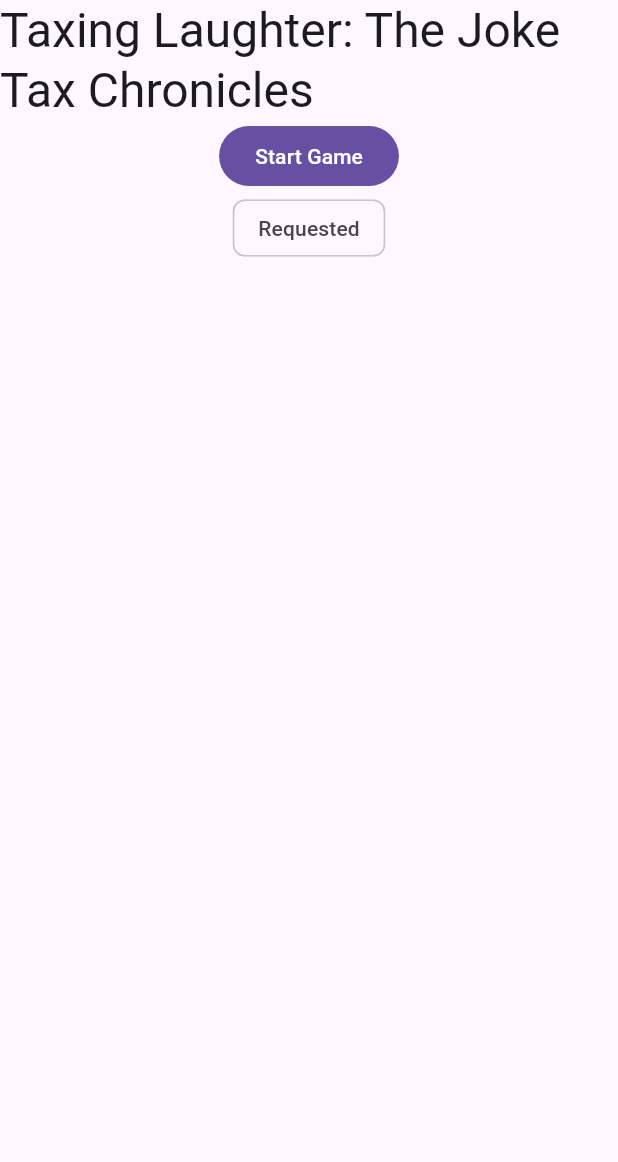
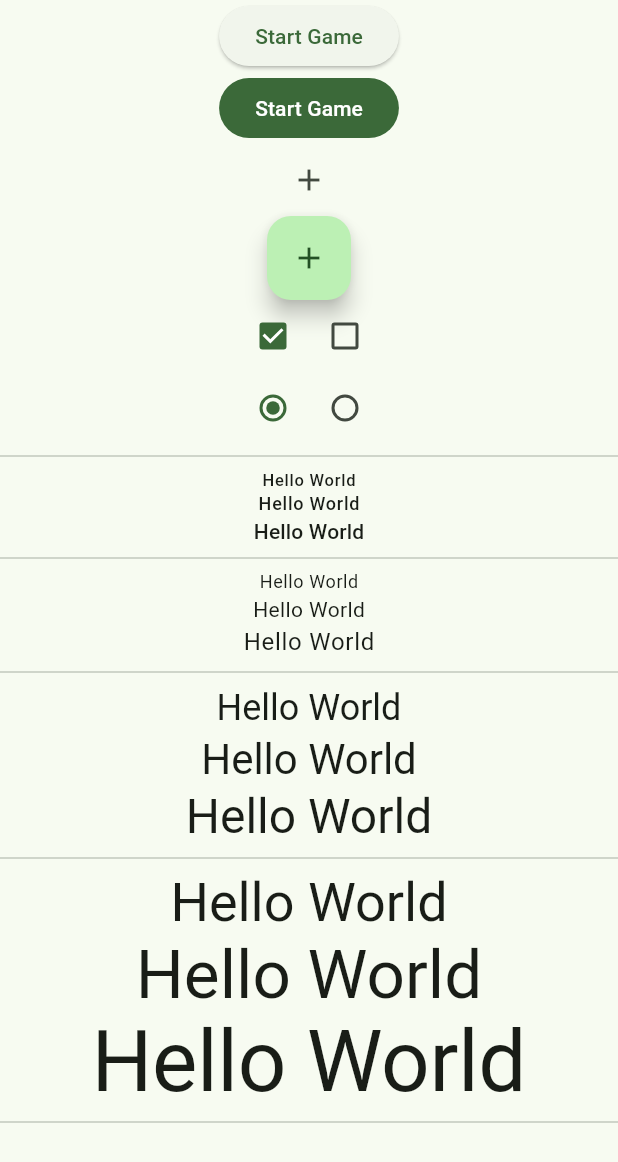
Before and after one commit to imkishansinh/goods_cntrl, a Flutter app: the screen it shows after launch, after a tap on "Start Game", on a phone screen of 412 x 824 dp. Shown: the top 1162 px of the screen. Run offline on Flutter 3.47's test engine with Material 3 defaults, Android fonts, the phone set to English and light mode, and no system bars; our stand-ins replace flutter_dotenv, go_router.

```diff
--- /dev/null
+++ b/lib/components_page.dart
@@ -0,0 +1,84 @@
+import 'package:flutter/material.dart';
+
+class ComponentsPage extends StatelessWidget {
+  const ComponentsPage({super.key});
+
+  @override
+  Widget build(BuildContext context) {
+    return Scaffold(
+      body: SafeArea(
+        child: SingleChildScrollView(
+          child: Column(
+            children: [
+              ElevatedButton(onPressed: () {}, child: const Text('Start Game')),
+              FilledButton(
+                onPressed: () {},
+                child: const Text('Start Game'),
+              ),
+              IconButton(onPressed: () {}, icon: const Icon(Icons.add)),
+              FloatingActionButton(
+                onPressed: () {},
+                child: const Icon(Icons.add),
+              ),
+              Row(
+                mainAxisAlignment: MainAxisAlignment.center,
+                children: [
+                  Checkbox(
+                    value: true,
+                    onChanged: (newValue) {},
+                  ),
+                  Checkbox(
+                    value: false,
+                    onChanged: (newValue) {},
+                  ),
+                ],
+              ),
+              Row(
+                mainAxisAlignment: MainAxisAlignment.center,
+                children: [
+                  Radio(
+                    value: true,
+                    groupValue: true,
+                    onChanged: (newValue) {},
+                  ),
+                  Radio(
+                    value: false,
+                    groupValue: true,
+                    onChanged: (newValue) {},
+                  ),
+                ],
+              ),
+              const Divider(),
+              Text('Hello World',
+                  style: Theme.of(context).textTheme.labelSmall),
+              Text('Hello World',
+                  style: Theme.of(context).textTheme.labelMedium),
+              Text('Hello World',
+                  style: Theme.of(context).textTheme.labelLarge),
+              const Divider(),
+              Text('Hello World', style: Theme.of(context).textTheme.bodySmall),
+              Text('Hello World',
+                  style: Theme.of(context).textTheme.bodyMedium),
+              Text('Hello World', style: Theme.of(context).textTheme.bodyLarge),
+              const Divider(),
+              Text('Hello World',
+                  style: Theme.of(context).textTheme.headlineSmall),
+              Text('Hello World',
+                  style: Theme.of(context).textTheme.headlineMedium),
+              Text('Hello World',
+                  style: Theme.of(context).textTheme.headlineLarge),
+              const Divider(),
+              Text('Hello World',
+                  style: Theme.of(context).textTheme.displaySmall),
+              Text('Hello World',
+                  style: Theme.of(context).textTheme.displayMedium),
+              Text('Hello World',
+                  style: Theme.of(context).textTheme.displayLarge),
+              const Divider(),
+            ],
+          ),
+        ),
+      ),
+    );
+  }
+}
--- /dev/null
+++ b/lib/go_router.dart
@@ -0,0 +1,12 @@
+import 'package:go_router/go_router.dart';
+
+import 'components_page.dart';
+
+final goRouter = GoRouter(
+  routes: [
+    GoRoute(
+      path: '/',
+      builder: (_, __) => const ComponentsPage(),
+    ),
+  ],
+);
--- /dev/null
+++ b/lib/injection/get_it_injection.dart
@@ -0,0 +1,3 @@
+void setupDependencyInjection() {
+  // Register your dependencies here
+}
--- a/lib/main.dart
+++ b/lib/main.dart
@@ -1,8 +1,15 @@
 import 'package:flutter/material.dart';
+import 'package:flutter_dotenv/flutter_dotenv.dart';
+import 'package:goods_cntrl/go_router.dart';
 
-import 'my_app.dart';
+import 'injection/get_it_injection.dart';
 
-void main() {
+Future<void> main() async {
+  // Load environment variables
+  await dotenv.load(fileName: '.env');
+  // Setup dependency injection
+  setupDependencyInjection();
+
   runApp(const MainApp());
 }
 
@@ -11,12 +18,13 @@ class MainApp extends StatelessWidget {
 
   @override
   Widget build(BuildContext context) {
-    return MaterialApp(
+    return MaterialApp.router(
+      routerConfig: goRouter,
       theme: ThemeData(
         useMaterial3: true,
+        colorSchemeSeed: Colors.green,
       ),
       debugShowCheckedModeBanner: false,
-      home: const MyApp(),
     );
   }
 }
--- a/lib/my_app.dart
+++ /dev/null
@@ -1,29 +0,0 @@
-import 'package:flutter/material.dart';
-
-class MyApp extends StatelessWidget {
-  const MyApp({super.key});
-
-  @override
-  Widget build(BuildContext context) {
-    return Scaffold(
-      body: SafeArea(
-        child: Column(
-          children: [
-            Text(
-              'Taxing Laughter: The Joke Tax Chronicles',
-              style: Theme.of(context).textTheme.headlineLarge,
-            ),
-            FilledButton(
-              onPressed: () {},
-              child: const Text('Start Game'),
-            ),
-            FilterChip(
-              label: const Text('Requested'),
-              onSelected: (flag) {},
-            ),
-          ],
-        ),
-      ),
-    );
-  }
-}
--- a/pubspec.yaml
+++ b/pubspec.yaml
@@ -9,6 +9,8 @@ environment:
 dependencies:
   flutter:
     sdk: flutter
+  flutter_dotenv: ^5.1.0
+  go_router: 13.2.0
 
 dev_dependencies:
   flutter_lints: ^2.0.0
@@ -17,3 +19,6 @@ dev_dependencies:
 
 flutter:
   uses-material-design: true
+
+  assets:
+    - .env
```
Also changed, not shown: 23 other files.
